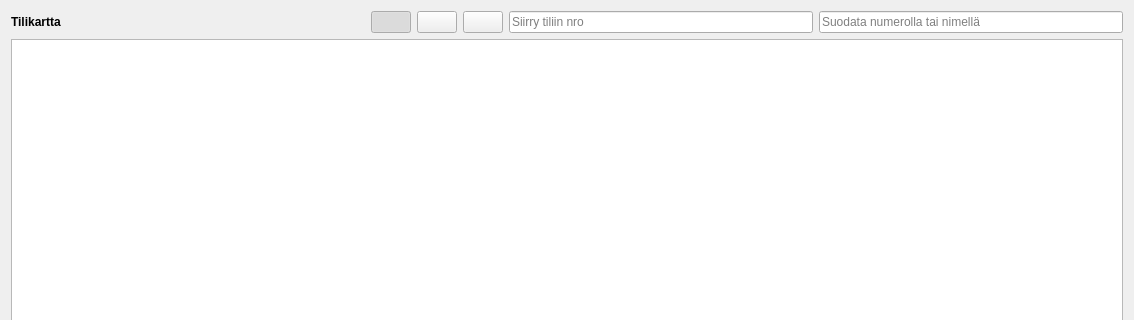
First picture: the form in kitupiikki/maaritys/tilikarttamuokkaus.ui, repository artoh/kitupiikki, before the edit; both pictures show x 0 to 1134 and y 0 to 320 of the 1134 by 567 pixel window.
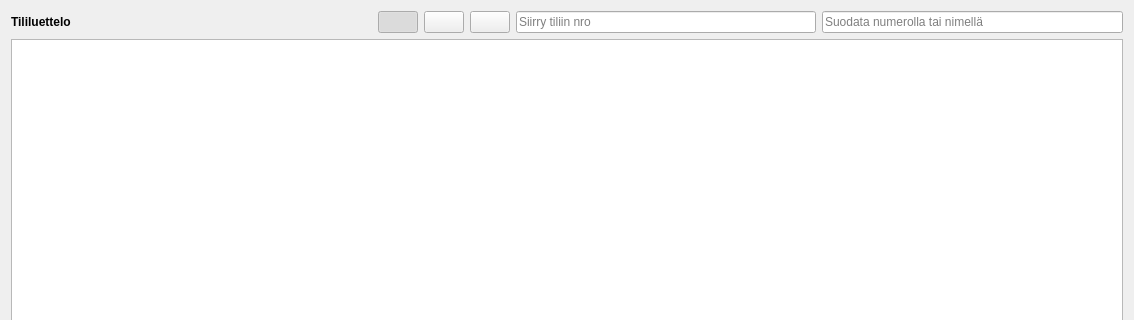
Second picture: the form after the edit. Icons and pictures are not drawn.

```diff
--- a/kitupiikki/maaritys/tilikarttamuokkaus.ui
+++ b/kitupiikki/maaritys/tilikarttamuokkaus.ui
@@ -18,8 +18,14 @@
     <layout class="QHBoxLayout" name="horizontalLayout_2">
      <item>
       <widget class="QLabel" name="label">
+       <property name="font">
+        <font>
+         <weight>75</weight>
+         <bold>true</bold>
+        </font>
+       </property>
        <property name="text">
-        <string>&lt;html&gt;&lt;head/&gt;&lt;body&gt;&lt;p&gt;&lt;span style=&quot; font-weight:600;&quot;&gt;Tilikartta&lt;/span&gt;&lt;/p&gt;&lt;/body&gt;&lt;/html&gt;</string>
+        <string>Tililuettelo</string>
        </property>
       </widget>
      </item>
```
